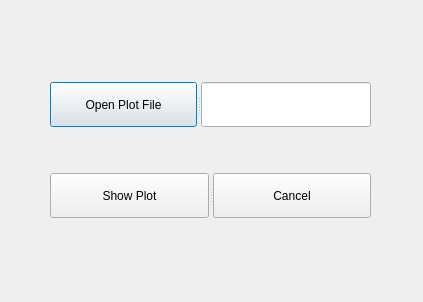
This is open_plot_file.ui in alPreuhs/PlotPrototype as Qt 5 draws it before an edit. The edited form follows.
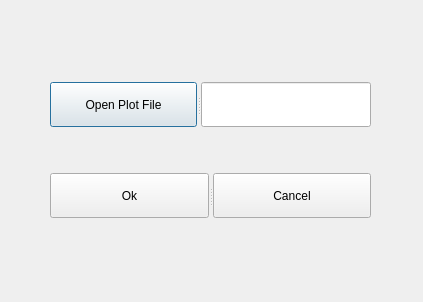
This is the edited form.

Commit message: connecting windows

What changed in the file:
```diff
--- a/open_plot_file.ui
+++ b/open_plot_file.ui
@@ -31,7 +31,7 @@
   <property name="windowTitle">
    <string>Dialog</string>
   </property>
-  <widget class="QWidget" name="">
+  <widget class="QWidget" name="layoutWidget">
    <property name="geometry">
     <rect>
      <x>50</x>
@@ -116,7 +116,7 @@
         </size>
        </property>
        <property name="text">
-        <string>Show Plot</string>
+        <string>Ok</string>
        </property>
       </widget>
       <widget class="QPushButton" name="cancel_bt">
```
Left out of the diff: 2 changed lines with no effect on the pictures. The commit also changes 4 other files.
